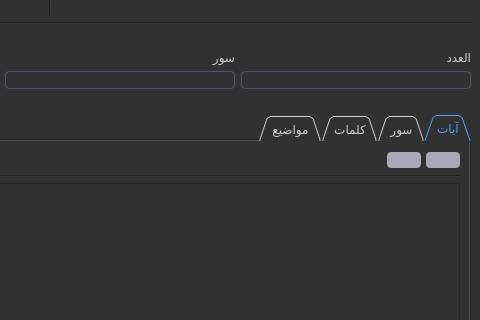
Old version of the form gui/main_window/main_screen.ui in the repository masalha-alaa/quran-counter; both pictures show x 699 to 1179 and y 102 to 422 of the 1179 by 873 pixel window.
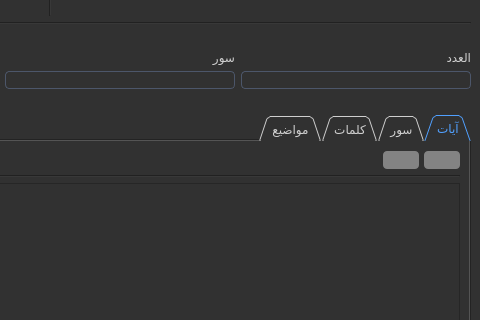
New version of the form. Icons and pictures are not drawn. Custom widgets are drawn as their Qt base class.

Patch:
```diff
--- a/gui/main_window/main_screen.ui
+++ b/gui/main_window/main_screen.ui
@@ -26,7 +26,7 @@
     font: 400 20pt &quot;Calibri&quot;;
 }
 
-QMenuBar {
+QMenuBar, QMenu {
     background: qlineargradient(
         spread:pad, x1:0, y1:0, x2:1, y2:0,
         stop:0 #4A90E2, stop:1 #D0021B
@@ -65,11 +65,11 @@
 
 /* Button styling */
 QPushButton {
-    background-color: #81A1C1;
+    background-color: #5F82AD;
     color: #2E3440;
     border: none;
     border-radius: 4px;
-    padding: 1px 1px;
+    padding: 2px 2px;
 }
 
 QPushButton:hover {
@@ -81,7 +81,7 @@
 }
 
 QPushButton:disabled {
-    background-color: #AAAABB;
+    background-color: #838383;
 }
 
 /* Line edit styling */
```
Left out of the diff: 2 changed lines with no effect on the pictures.
